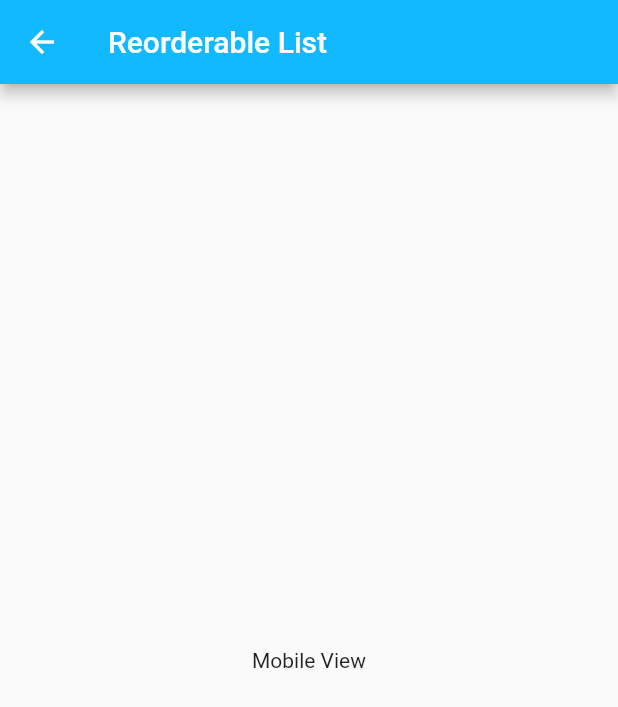
After one commit to B0ringM4n/flutter_helpers_n_tricks, a Flutter app: the ReorderableListMobileView screen opened directly, on a phone screen of 412 x 824 dp. The commit adds this screen. Shown: the top 707 px of the screen. Run offline on Flutter 3.47's test engine with Material 2 defaults, Android fonts, the light colour scheme and no system bars; our stand-ins replace bloc, flutter_bloc; generated files the repository leaves out were written again.

```diff
--- /dev/null
+++ b/lib/config/router/routes.dart
@@ -0,0 +1,5 @@
+class AppRoutes {
+  static const String home = '/';
+  static const String themeNStyleNeumorphic = 'theme_n_style/neumorphic';
+  static const String listsReorderable = 'lists/reorderable';
+}
--- a/lib/features/app/view/app.dart
+++ b/lib/features/app/view/app.dart
@@ -1,6 +1,6 @@
 import 'package:flutter/material.dart';
+import 'package:helpers_n_tricks/config/router/flutter_delegate.dart';
 import 'package:helpers_n_tricks/config/theme/default.dart';
-import 'package:helpers_n_tricks/features/home/presentation/view/page.dart';
 import 'package:helpers_n_tricks/l10n/l10n.dart';
 
 class App extends StatelessWidget {
@@ -16,7 +16,8 @@ class App extends StatelessWidget {
       theme: theme.themeData,
       localizationsDelegates: AppLocalizations.localizationsDelegates,
       supportedLocales: AppLocalizations.supportedLocales,
-      home: const HomePage(),
+      initialRoute: AppRoutes.home,
+      onGenerateRoute: RouterFlutterDelegate.onGenerateRoute,
     );
   }
 }
--- /dev/null
+++ b/lib/features/reorderable_list/presentation/view/mobile_view.dart
@@ -0,0 +1,17 @@
+import 'package:flutter/material.dart';
+
+class ReorderableListMobileView extends StatelessWidget {
+  const ReorderableListMobileView({super.key});
+
+  @override
+  Widget build(BuildContext context) {
+    return Scaffold(
+      appBar: AppBar(
+        title: const Text('Reorderable List'),
+      ),
+      body: const Center(
+        child: Text('Mobile View'),
+      ),
+    );
+  }
+}
```
Also changed, not shown: lib/config/router/flutter_delegate.dart (added, +32 -0 lines), lib/features/home/presentation/widgets/section_option_card.dart (added, +36 -0 lines).
